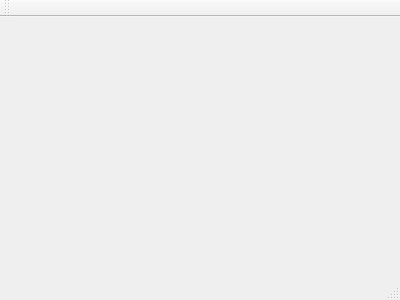
This is mainwindow.ui in kimphg/rasPi as Qt 5 draws it before an edit. The edited form follows.
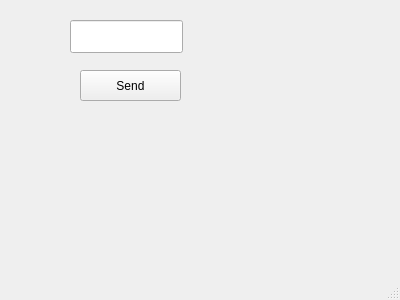
This is the edited form.

Patch:
```diff
--- a/mainwindow.ui
+++ b/mainwindow.ui
@@ -12,13 +12,34 @@
   <property name="windowTitle" >
    <string>MainWindow</string>
   </property>
-  <widget class="QMenuBar" name="menuBar" />
-  <widget class="QToolBar" name="mainToolBar" />
-  <widget class="QWidget" name="centralWidget" />
-  <widget class="QStatusBar" name="statusBar" />
+  <widget class="QWidget" name="centralWidget">
+   <widget class="QPushButton" name="pushButton">
+    <property name="geometry">
+     <rect>
+      <x>80</x>
+      <y>70</y>
+      <width>101</width>
+      <height>31</height>
+     </rect>
+    </property>
+    <property name="text">
+     <string>Send</string>
+    </property>
+   </widget>
+   <widget class="QLineEdit" name="lineEdit">
+    <property name="geometry">
+     <rect>
+      <x>70</x>
+      <y>20</y>
+      <width>113</width>
+      <height>33</height>
+     </rect>
+    </property>
+   </widget>
+  </widget>
+  <widget class="QStatusBar" name="statusBar"/>
  </widget>
- <layoutDefault spacing="6" margin="11" />
- <pixmapfunction></pixmapfunction>
+ <layoutdefault spacing="6" margin="11"/>
  <resources/>
  <connections/>
 </ui>
```
Left out of the diff: 7 changed lines with no effect on the pictures.
